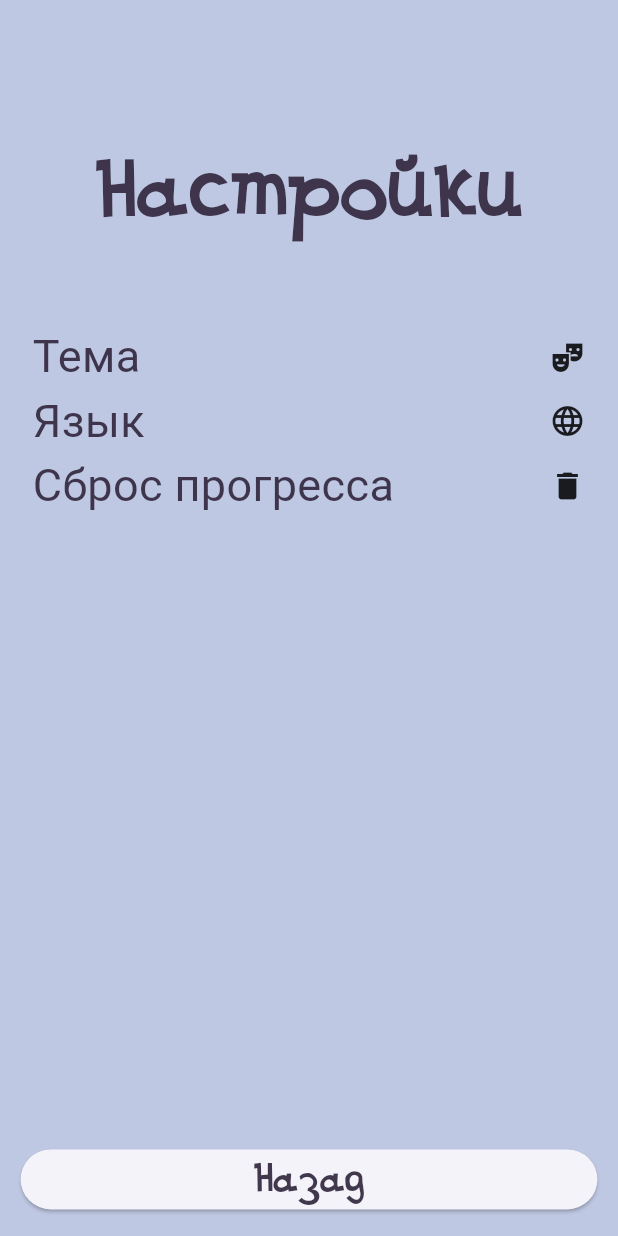
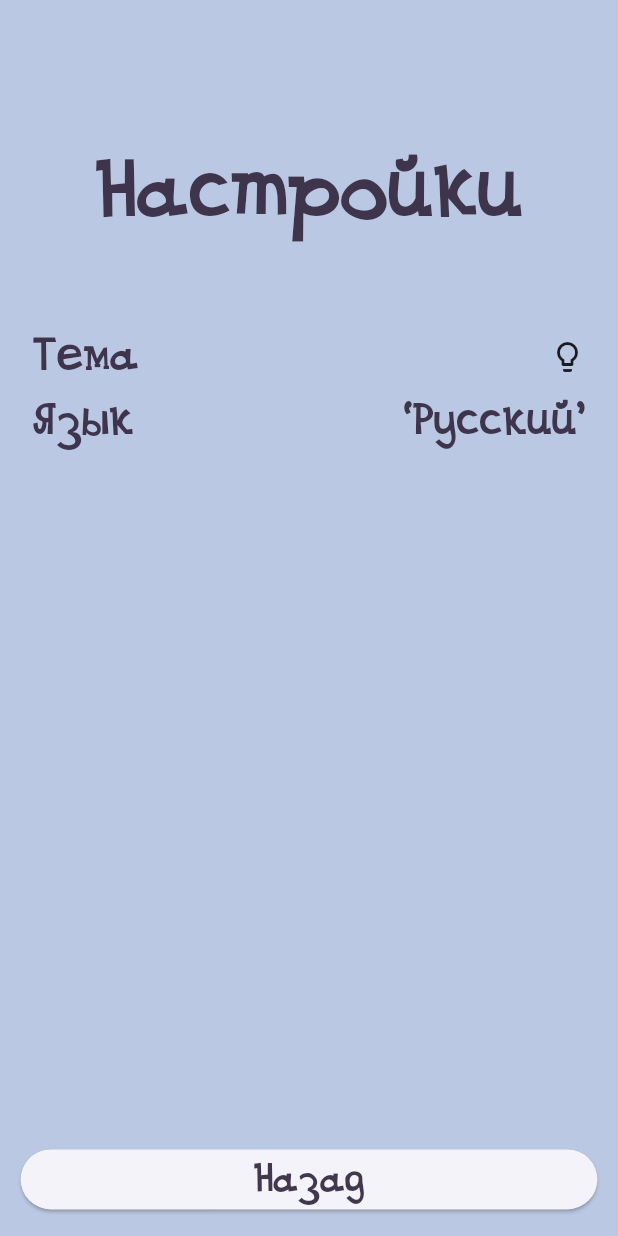
Before and after one commit to vachtung-gigabidze/qlutter, a Flutter app: the SettingsScreen screen opened by its route, on a phone screen of 412 x 824 dp. Run offline on Flutter 3.47's test engine with Material 2 defaults, Android fonts, the phone set to English and light mode, and no system bars; our stand-ins replace dio, flutter_bloc, freezed_annotation, get_it, go_router, injectable and 2 more; accounts and stored records are empty; network calls fail; Roboto replaces fonts that are missing (Permanent Marker).

Commit message:
rem setting

```diff
--- a/lib/app/data/main_app_config.dart
+++ b/lib/app/data/main_app_config.dart
@@ -6,7 +6,7 @@ import 'package:qlutter/app/domain/app_config.dart';
 class ProdAppConfig implements AppConfig {
   @override
   String get baseUrl =>
-      "https://dart.nvavia.ru"; //"http://172.20.20.4:8888"; //
+      "http://172.20.20.4:8888"; //"https://dart.nvavia.ru"; //
 
   @override
   String get host => Environment.prod;
--- a/lib/feature/settings/persistence/memory_settings_persistence.dart
+++ b/lib/feature/settings/persistence/memory_settings_persistence.dart
@@ -9,7 +9,7 @@ import 'settings_persistence.dart';
 class MemoryOnlySettingsPersistence implements SettingsPersistence {
   String theme = 'light';
 
-  String language = 'russian';
+  String language = 'Русский';
 
   @override
   Future<String> getTheme({required String defaultValue}) async => theme;
--- a/lib/feature/settings/settings.dart
+++ b/lib/feature/settings/settings.dart
@@ -7,7 +7,7 @@ class SettingsController {
 
   ValueNotifier<String> theme = ValueNotifier('light');
 
-  ValueNotifier<String> language = ValueNotifier('russian');
+  ValueNotifier<String> language = ValueNotifier('Русский');
 
   SettingsController({required SettingsPersistence persistence})
       : _persistence = persistence;
@@ -18,7 +18,7 @@ class SettingsController {
           .getTheme(defaultValue: 'light')
           .then((value) => theme.value = value),
       _persistence
-          .getLanguage(defaultValue: 'russian')
+          .getLanguage(defaultValue: 'Русский')
           .then((value) => language.value = value),
       // _persistence.getMusicOn().then((value) => musicOn.value = value),
       // _persistence.getPlayerName().then((value) => playerName.value = value),
--- a/lib/feature/settings/settings_screen.dart
+++ b/lib/feature/settings/settings_screen.dart
@@ -1,7 +1,3 @@
-// Copyright 2022, the Flutter project authors. Please see the AUTHORS file
-// for details. All rights reserved. Use of this source code is governed by a
-// BSD-style license that can be found in the LICENSE file.
-
 import 'package:flutter/material.dart';
 import 'package:go_router/go_router.dart';
 import 'package:provider/provider.dart';
@@ -10,7 +6,7 @@ import 'package:provider/provider.dart';
 import '../player_progress/player_progress.dart';
 import '../style/palette.dart';
 import '../style/responsive_screen.dart';
-import 'custom_name_dialog.dart';
+import 'language_dialog.dart';
 import 'settings.dart';
 
 class SettingsScreen extends StatelessWidget {
@@ -46,16 +42,16 @@ class SettingsScreen extends StatelessWidget {
               valueListenable: settings.theme,
               builder: (context, soundsOn, child) => _SettingsLine(
                 'Тема',
-                const Icon(Icons.theater_comedy),
+                const Icon(Icons.lightbulb_outline_rounded),
                 onSelected: () => settings.setLanguage('light'),
               ),
             ),
             ValueListenableBuilder<String>(
               valueListenable: settings.language,
-              builder: (context, musicOn, child) => _SettingsLine(
+              builder: (context, musicOn, child) => _LanguageChangeLine(
                 'Язык',
-                const Icon(Icons.language),
-                onSelected: () => settings.setLanguage('russian'),
+                //const Icon(Icons.language),
+                //onSelected: () => settings.setLanguage('russian'),
               ),
             ),
             // Consumer<InAppPurchaseController?>(
@@ -85,19 +81,19 @@ class SettingsScreen extends StatelessWidget {
             //     onSelected: callback,
             //   );
             // }),
-            _SettingsLine(
-              'Сброс прогресса',
-              const Icon(Icons.delete),
-              onSelected: () {
-                context.read<PlayerProgress>().reset();
+            // _SettingsLine(
+            //   'Сброс прогресса',
+            //   const Icon(Icons.delete),
+            //   onSelected: () {
+            //     context.read<PlayerProgress>().reset();
 
-                final messenger = ScaffoldMessenger.of(context);
-                messenger.showSnackBar(
-                  const SnackBar(content: Text('Прогресс сброшен')),
-                );
-              },
-            ),
-            _gap,
+            //     final messenger = ScaffoldMessenger.of(context);
+            //     messenger.showSnackBar(
+            //       const SnackBar(content: Text('Прогресс сброшен')),
+            //     );
+            //   },
+            // ),
+            // _gap,
           ],
         ),
         rectangularMenuArea: ElevatedButton(
@@ -116,10 +112,10 @@ class SettingsScreen extends StatelessWidget {
   }
 }
 
-class _NameChangeLine extends StatelessWidget {
+class _LanguageChangeLine extends StatelessWidget {
   final String title;
 
-  const _NameChangeLine(this.title);
+  const _LanguageChangeLine(this.title);
 
   @override
   Widget build(BuildContext context) {
@@ -127,7 +123,7 @@ class _NameChangeLine extends StatelessWidget {
 
     return InkResponse(
       highlightShape: BoxShape.rectangle,
-      onTap: () => showCustomNameDialog(context),
+      onTap: () => showLanguageDialog(context),
       child: Padding(
         padding: const EdgeInsets.symmetric(horizontal: 8),
         child: Row(
@@ -135,16 +131,14 @@ class _NameChangeLine extends StatelessWidget {
           children: [
             Text(title,
                 style: const TextStyle(
-                  fontFamily: 'Permanent Marker',
                   fontSize: 30,
                 )),
             const Spacer(),
             ValueListenableBuilder(
-              valueListenable: settings.theme,
+              valueListenable: settings.language,
               builder: (context, name, child) => Text(
                 '‘$name’',
                 style: const TextStyle(
-                  fontFamily: 'Permanent Marker',
                   fontSize: 30,
                 ),
               ),
@@ -177,7 +171,6 @@ class _SettingsLine extends StatelessWidget {
           children: [
             Text(title,
                 style: const TextStyle(
-                  fontFamily: 'Permanent Marker',
                   fontSize: 30,
                 )),
             const Spacer(),
--- a/lib/feature/style/palette.dart
+++ b/lib/feature/style/palette.dart
@@ -37,7 +37,7 @@ class Palette {
   Color get backgroundLevelSelection => const Color(0xffa2dcc7);
   Color get backgroundPlaySession => const Color(0xffffebb5);
   Color get background4 => const Color(0xffffd7ff);
-  Color get backgroundSettings => const Color(0xffbfc8e3);
+  Color get backgroundSettings => const Color(0xffbbc8e3);
   Color get trueWhite => const Color(0xffffffff);
 
   Color get blockColor => Colors.grey;
```
Also changed, not shown: lib/feature/app_lifecycle/app_lifecycle.dart (+0 -12 lines), lib/feature/main_menu/main_menu_screen.dart (+18 -14 lines), lib/feature/settings/information_dialog.dart (added, +52 -0 lines), lib/feature/settings/language_dialog.dart (renamed from lib/feature/settings/custom_name_dialog.dart, +9 -13 lines).
